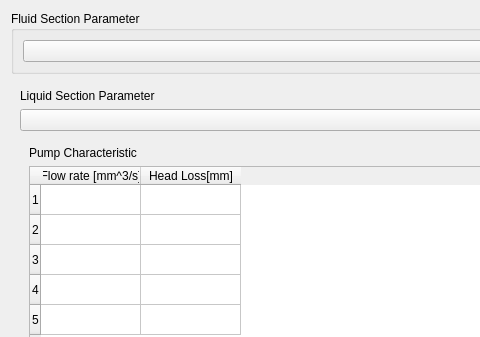
Qt form src/Mod/Fem/Gui/Resources/ui/ElementFluid1D.ui (southseact-3d/fcd) before a commit; both pictures show x 0 to 480 and y 0 to 337 of the 590 by 653 pixel window.
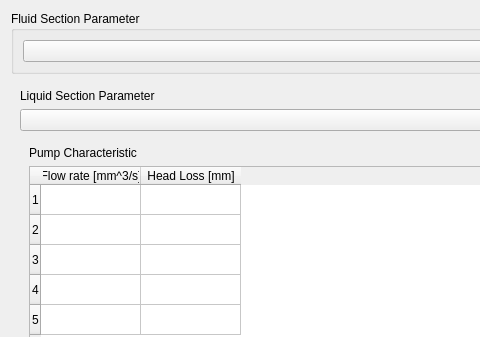
The same form after that commit. Custom widgets are drawn as their Qt base class.

```diff
--- a/src/Mod/Fem/Gui/Resources/ui/ElementFluid1D.ui
+++ b/src/Mod/Fem/Gui/Resources/ui/ElementFluid1D.ui
@@ -648,7 +648,7 @@
                </column>
                <column>
                 <property name="text">
-                 <string>Head Loss[mm]</string>
+                 <string>Head Loss [mm]</string>
                 </property>
                </column>
                <item row="0" column="0">
```
